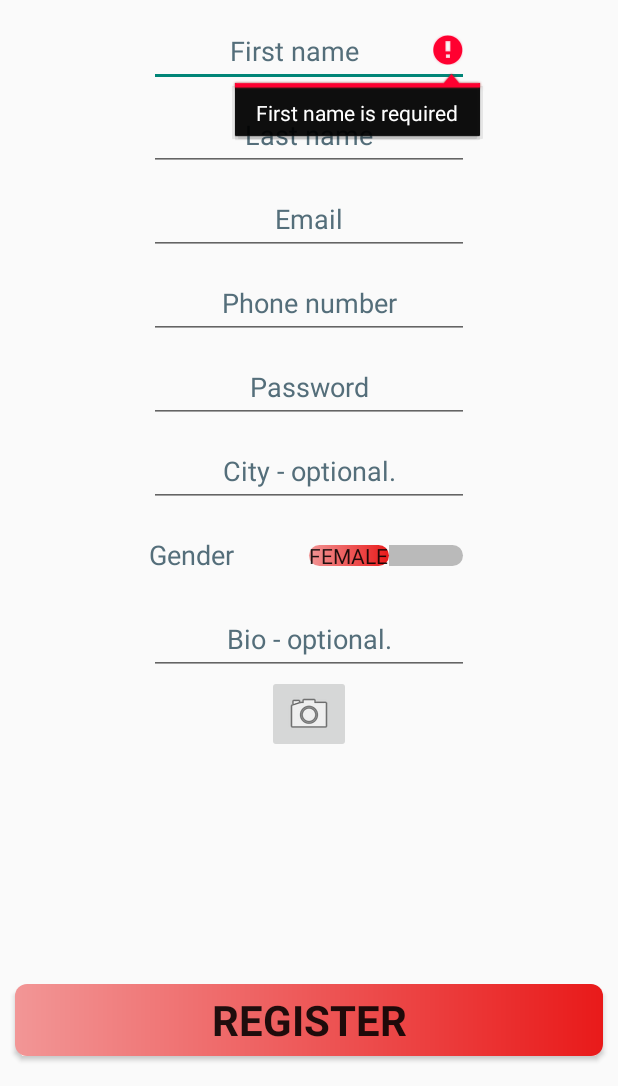
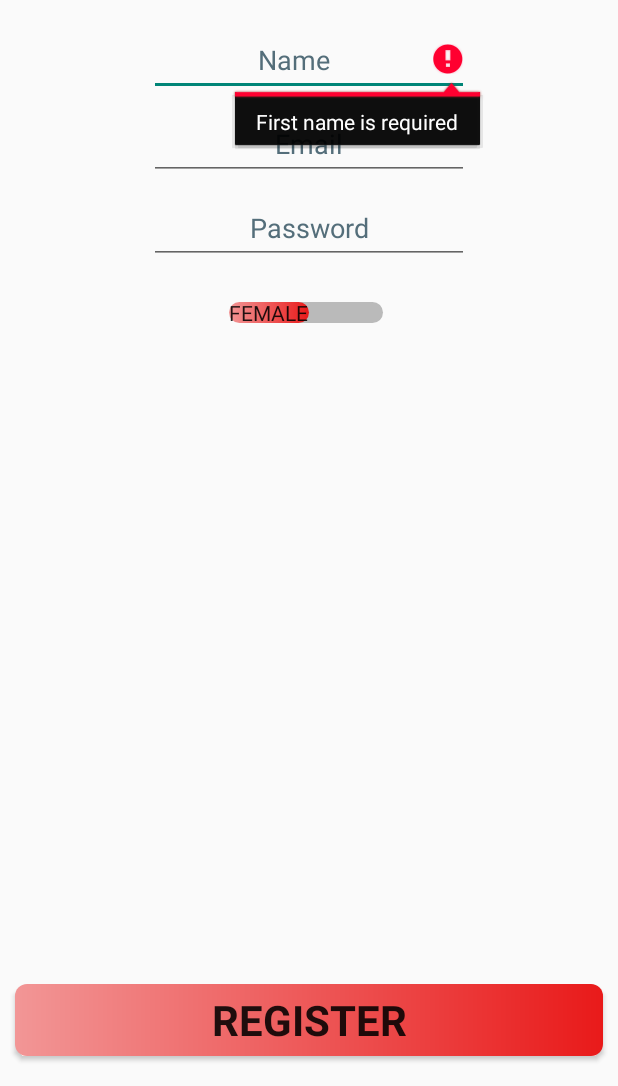
Before and after one commit to dagidagi1/FlirtyTalk, an Android app: the RegisterFragment screen opened through its navigation route, after a tap on "REGISTER", on a phone screen of 412 x 824 dp, the part 150-1236 px from its top. Run offline under Robolectric (Android 15) with nearby library versions, the phone set to English and light mode, and no system bars; our stand-ins replace Firebase (no records; nobody signed in at launch, a user with empty details on screens opened directly); Roboto replaces fonts that are not available here.

Commit message:
register updated

```diff
--- a/app/src/main/java/com/example/flirtytalk/Model/UserDao.java
+++ b/app/src/main/java/com/example/flirtytalk/Model/UserDao.java
@@ -11,7 +11,7 @@ import java.util.List;
 
 @Dao
 public interface UserDao {
-    @Query("SELECT * FROM User ORDER BY fname ASC")
+    @Query("SELECT * FROM User ORDER BY name ASC")
     List<User> getAllUsers();
 
     @Insert(onConflict = OnConflictStrategy.IGNORE)
--- a/app/src/main/java/com/example/flirtytalk/RegisterFragment.java
+++ b/app/src/main/java/com/example/flirtytalk/RegisterFragment.java
@@ -1,10 +1,6 @@
 package com.example.flirtytalk;
 
-import static android.app.Activity.RESULT_OK;
-
 import android.annotation.SuppressLint;
-import android.content.Intent;
-import android.graphics.Bitmap;
 import android.os.Bundle;
 
 import androidx.annotation.NonNull;
@@ -13,15 +9,12 @@ import androidx.fragment.app.Fragment;
 import androidx.navigation.NavController;
 import androidx.navigation.Navigation;
 
-import android.provider.MediaStore;
-import android.util.Log;
 import android.util.Patterns;
 import android.view.LayoutInflater;
 import android.view.View;
 import android.view.ViewGroup;
 import android.widget.Button;
 import android.widget.EditText;
-import android.widget.ImageButton;
 import android.widget.ProgressBar;
 import android.widget.Switch;
 import android.widget.Toast;
@@ -33,15 +26,12 @@ import com.example.flirtytalk.Model.UsersModel;
 
 public class RegisterFragment extends Fragment {
 
-    static final int REQUEST_IMAGE_CAPTURE = 1;
     NavController navController;
-    EditText fnameEditText,  lnameEditText, phoneNumberEditText, cityEditText, bioEditText, emailEditText, passwordEditText;
+    EditText nameEditText, emailEditText, passwordEditText;
     @SuppressLint("UseSwitchCompatOrMaterialCode")
     Switch genderSwitch;
     ProgressBar progressBar;
     Button reg_btn;
-    ImageButton camera_btn;
-    Bitmap photo;
 
     public RegisterFragment() {
         // Required empty public constructor
@@ -58,53 +48,24 @@ public class RegisterFragment extends Fragment {
         super.onViewCreated(view, savedInstanceState);
         navController = Navigation.findNavController(view);
         reg_btn = view.findViewById(R.id.reg_reg_btn);
-        fnameEditText = view.findViewById(R.id.reg_fname_field);
-        lnameEditText = view.findViewById(R.id.reg_lname_field);
+        nameEditText = view.findViewById(R.id.reg_name_field);
         emailEditText = view.findViewById(R.id.reg_email_field);
-        phoneNumberEditText = view.findViewById(R.id.reg_phone_number_field);
         passwordEditText = view.findViewById(R.id.reg_password_field);
-        cityEditText = view.findViewById(R.id.reg_city_field);
         genderSwitch = view.findViewById(R.id.reg_gender_switch);
-        bioEditText = view.findViewById(R.id.reg_bio_field);
         progressBar = view.findViewById(R.id.reg_progress_bar);
-        camera_btn = view.findViewById(R.id.reg_camera_btn);
-        camera_btn.setOnClickListener(v -> {
-            Intent intent = new Intent(MediaStore.ACTION_IMAGE_CAPTURE);
-            startActivityForResult(intent, REQUEST_IMAGE_CAPTURE);
-        });
         reg_btn.setOnClickListener(p -> register());
     }
 
-    @Override
-    public void onActivityResult(int requestCode, int resultCode, @Nullable Intent data) {
-        super.onActivityResult(requestCode, resultCode, data);
-        if (requestCode == REQUEST_IMAGE_CAPTURE &&
-                resultCode == RESULT_OK) {
-            Bundle extras = data.getExtras();
-            photo = (Bitmap) extras.get("data");
-
-        }
-    }
 
     private void register() {
-        String fname = fnameEditText.getText().toString();
-        String lname = lnameEditText.getText().toString();
-        String phoneNumber = phoneNumberEditText.getText().toString();
+        String name = nameEditText.getText().toString();
         String email = emailEditText.getText().toString();
         String password = passwordEditText.getText().toString();
-        String city = cityEditText.getText().toString();
-        String bio = bioEditText.getText().toString();
         String gender = genderSwitch.isActivated() ? "f" : "m";
-        if(fname.isEmpty())
+        if(name.isEmpty())
         {
-            fnameEditText.setError("First name is required");
-            fnameEditText.requestFocus();
-            return;
-        }
-        if(lname.isEmpty())
-        {
-            lnameEditText.setError("Last name is required");
-            lnameEditText.requestFocus();
+            nameEditText.setError("First name is required");
+            nameEditText.requestFocus();
             return;
         }
         if(email.isEmpty())
@@ -117,12 +78,6 @@ public class RegisterFragment extends Fragment {
         {
             emailEditText.setError("Please provide valid email");
             emailEditText.requestFocus();
-            return;
-        }
-        if(phoneNumber.isEmpty())
-        {
-            phoneNumberEditText.setError("Phone number is required");
-            phoneNumberEditText.requestFocus();
             return;
         }
         if(password.isEmpty())
@@ -140,13 +95,10 @@ public class RegisterFragment extends Fragment {
         progressBar.setVisibility(View.VISIBLE);
         UsersModel.instance.registerUser(email, password, (id)->{
             if(id != null){
-                User user = new User(id, fname, lname, phoneNumber,city,gender, bio);
-                UsersModel.instance.saveImage(photo, id, (url) ->{
-                   user.setPhoto(url);
-                   UsersModel.instance.addUser(user, ()-> {
-                       Toast.makeText(getActivity(), "Registered successfully", Toast.LENGTH_LONG).show();
-                       navController.navigate(R.id.action_registerFragment_to_homeFragment);
-                   });
+                User user = new User(id, name, gender);
+                UsersModel.instance.addUser(user, ()-> {
+                    Toast.makeText(getActivity(), "Registered successfully", Toast.LENGTH_LONG).show();
+                    navController.navigate(R.id.action_registerFragment_to_homeFragment);
                 });
             }
             else{
--- a/app/src/main/res/layout/fragment_register.xml
+++ b/app/src/main/res/layout/fragment_register.xml
@@ -19,12 +19,12 @@
         tools:ignore="ImageContrastCheck" />
 
     <EditText
-        android:id="@+id/reg_fname_field"
+        android:id="@+id/reg_name_field"
         android:layout_width="wrap_content"
         android:layout_height="wrap_content"
-        android:layout_marginTop="10dp"
+        android:layout_marginTop="16dp"
         android:ems="10"
-        android:hint="@string/first_name"
+        android:hint="Name"
         android:importantForAutofill="no"
         android:inputType="textPersonName"
         android:minHeight="48dp"
@@ -34,21 +34,6 @@
         app:layout_constraintStart_toStartOf="parent"
         app:layout_constraintTop_toBottomOf="@+id/reg_logo" />
 
-    <EditText
-        android:id="@+id/reg_lname_field"
-        android:layout_width="wrap_content"
-        android:layout_height="wrap_content"
-        android:layout_marginTop="8dp"
-        android:ems="10"
-        android:hint="@string/last_name"
-        android:importantForAutofill="no"
-        android:inputType="textPersonName"
-        android:minHeight="48dp"
-        android:textAlignment="center"
-        android:textColorHint="#546E7A"
-        app:layout_constraintEnd_toEndOf="parent"
-        app:layout_constraintStart_toStartOf="parent"
-        app:layout_constraintTop_toBottomOf="@+id/reg_fname_field" />
 
     <EditText
         android:id="@+id/reg_email_field"
@@ -64,23 +49,8 @@
         android:textColorHint="#546E7A"
         app:layout_constraintEnd_toEndOf="parent"
         app:layout_constraintStart_toStartOf="parent"
-        app:layout_constraintTop_toBottomOf="@+id/reg_lname_field" />
+        app:layout_constraintTop_toBottomOf="@+id/reg_name_field" />
 
-    <EditText
-        android:id="@+id/reg_phone_number_field"
-        android:layout_width="wrap_content"
-        android:layout_height="wrap_content"
-        android:layout_marginTop="8dp"
-        android:ems="10"
-        android:hint="@string/phone_number"
-        android:importantForAutofill="no"
-        android:inputType="phone"
-        android:minHeight="48dp"
-        android:textAlignment="center"
-        android:textColorHint="#546E7A"
-        app:layout_constraintEnd_toEndOf="parent"
-        app:layout_constraintStart_toStartOf="parent"
-        app:layout_constraintTop_toBottomOf="@+id/reg_email_field" />
 
     <EditText
         android:id="@+id/reg_password_field"
@@ -96,61 +66,27 @@
         android:textColorHint="#546E7A"
         app:layout_constraintEnd_toEndOf="parent"
         app:layout_constraintStart_toStartOf="parent"
-        app:layout_constraintTop_toBottomOf="@+id/reg_phone_number_field" />
+        app:layout_constraintTop_toBottomOf="@+id/reg_email_field" />
 
-    <EditText
-        android:id="@+id/reg_city_field"
-        android:layout_width="wrap_content"
-        android:layout_height="wrap_content"
-        android:layout_marginTop="8dp"
-        android:ems="10"
-        android:hint="@string/city_optional"
-        android:importantForAutofill="no"
-        android:inputType="text|textPostalAddress"
-        android:minHeight="48dp"
-        android:textAlignment="center"
-        android:textColorHint="#546E7A"
-        app:layout_constraintEnd_toEndOf="parent"
-        app:layout_constraintStart_toStartOf="parent"
-        app:layout_constraintTop_toBottomOf="@+id/reg_password_field" />
 
     <Switch
         android:id="@+id/reg_gender_switch"
-        android:layout_width="0dp"
+        android:layout_width="wrap_content"
         android:layout_height="wrap_content"
         android:layout_marginTop="8dp"
         android:background="#00FFFFFF"
         android:minHeight="48dp"
         android:showText="true"
-        android:splitTrack="true"
-        android:text="@string/gender"
-        android:textAlignment="textStart"
         android:textColor="#546E7A"
         android:textColorHint="#546E7A"
         android:textOff="@string/female"
         android:textOn="@string/male"
         android:textSize="18sp"
         android:thumb="@drawable/welcome_btns"
-        app:layout_constraintEnd_toEndOf="@id/reg_city_field"
-        app:layout_constraintStart_toStartOf="@id/reg_city_field"
-        app:layout_constraintTop_toBottomOf="@id/reg_city_field"
+        app:layout_constraintEnd_toEndOf="@id/reg_password_field"
+        app:layout_constraintStart_toStartOf="@id/reg_password_field"
+        app:layout_constraintTop_toBottomOf="@id/reg_password_field"
         tools:ignore="UseSwitchCompatOrMaterialXml" />
-
-    <EditText
-        android:id="@+id/reg_bio_field"
-        android:layout_width="wrap_content"
-        android:layout_height="wrap_content"
-        android:layout_marginTop="8dp"
-        android:ems="10"
-        android:hint="@string/bio_optional"
-        android:importantForAutofill="no"
-        android:inputType="textMultiLine"
-        android:minHeight="48dp"
-        android:textAlignment="center"
-        android:textColorHint="#546E7A"
-        app:layout_constraintEnd_toEndOf="parent"
-        app:layout_constraintStart_toStartOf="parent"
-        app:layout_constraintTop_toBottomOf="@+id/reg_gender_switch" />
 
 
     <Button
@@ -185,12 +121,4 @@
         app:layout_constraintStart_toStartOf="parent"
         app:layout_constraintTop_toTopOf="parent"/>
 
-    <ImageButton
-        android:id="@+id/reg_camera_btn"
-        android:layout_width="wrap_content"
-        android:layout_height="wrap_content"
-        android:src="@android:drawable/ic_menu_camera"
-        app:layout_constraintEnd_toEndOf="parent"
-        app:layout_constraintStart_toStartOf="parent"
-        app:layout_constraintTop_toBottomOf="@+id/reg_bio_field" />
 </androidx.constraintlayout.widget.ConstraintLayout>
```
Also changed, not shown: app/src/main/java/com/example/flirtytalk/Model/User.java (+8 -38 lines), app/src/main/java/com/example/flirtytalk/Model/UsersModel.java (+0 -13 lines), app/src/main/java/com/example/flirtytalk/Model/UsersModelFireBase.java (+0 -11 lines).
